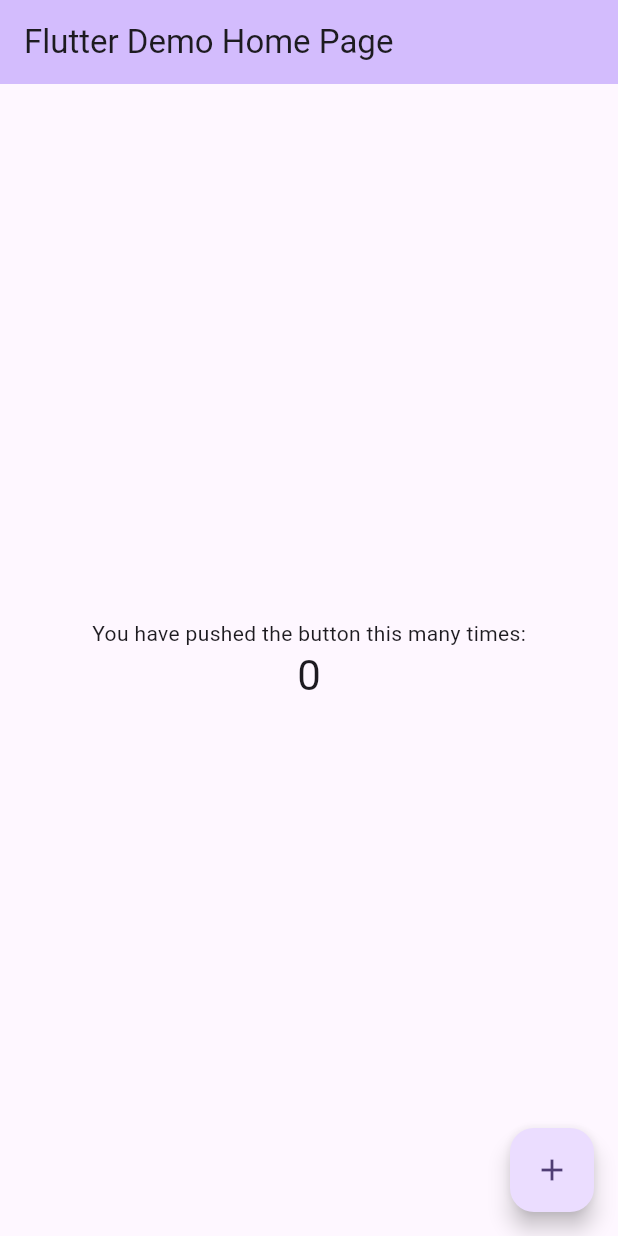
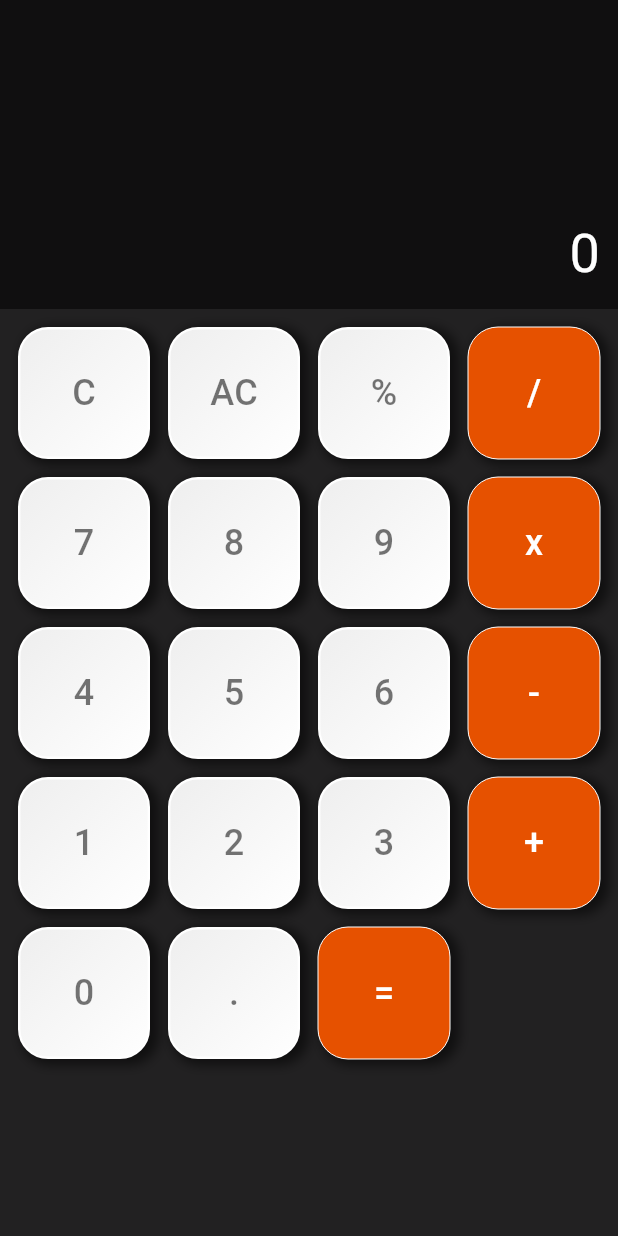
Before and after one commit to Sonu-Hansda/kalculator, a Flutter app: the screen it shows after launch, on a phone screen of 412 x 824 dp. Run offline on Flutter 3.47's test engine with Material 3 defaults, Android fonts, the phone set to English and light mode, and no system bars.

Commit message:
added outline design

```diff
--- a/lib/main.dart
+++ b/lib/main.dart
@@ -1,4 +1,5 @@
 import 'package:flutter/material.dart';
+import 'package:kalculator/screens/calculator.dart';
 
 void main() {
   runApp(const MyApp());
@@ -7,119 +8,16 @@
 class MyApp extends StatelessWidget {
   const MyApp({super.key});
 
-  // This widget is the root of your application.
   @override
   Widget build(BuildContext context) {
     return MaterialApp(
-      title: 'Flutter Demo',
+      title: 'Kalculator',
+      debugShowCheckedModeBanner: false,
       theme: ThemeData(
-        // This is the theme of your application.
-        //
-        // TRY THIS: Try running your application with "flutter run". You'll see
-        // the application has a purple toolbar. Then, without quitting the app,
-        // try changing the seedColor in the colorScheme below to Colors.green
-        // and then invoke "hot reload" (save your changes or press the "hot
-        // reload" button in a Flutter-supported IDE, or press "r" if you used
-        // the command line to start the app).
-        //
-        // Notice that the counter didn't reset back to zero; the application
-        // state is not lost during the reload. To reset the state, use hot
-        // restart instead.
-        //
-        // This works for code too, not just values: Most code changes can be
-        // tested with just a hot reload.
         colorScheme: ColorScheme.fromSeed(seedColor: Colors.deepPurple),
         useMaterial3: true,
       ),
-      home: const MyHomePage(title: 'Flutter Demo Home Page'),
+      home: const Calculator(),
     );
   }
 }
-
-class MyHomePage extends StatefulWidget {
-  const MyHomePage({super.key, required this.title});
-
-  // This widget is the home page of your application. It is stateful, meaning
-  // that it has a State object (defined below) that contains fields that affect
-  // how it looks.
-
-  // This class is the configuration for the state. It holds the values (in this
-  // case the title) provided by the parent (in this case the App widget) and
-  // used by the build method of the State. Fields in a Widget subclass are
-  // always marked "final".
-
-  final String title;
-
-  @override
-  State<MyHomePage> createState() => _MyHomePageState();
-}
-
-class _MyHomePageState extends State<MyHomePage> {
-  int _counter = 0;
-
-  void _incrementCounter() {
-    setState(() {
-      // This call to setState tells the Flutter framework that something has
-      // changed in this State, which causes it to rerun the build method below
-      // so that the display can reflect the updated values. If we changed
-      // _counter without calling setState(), then the build method would not be
-      // called again, and so nothing would appear to happen.
-      _counter++;
-    });
-  }
-
-  @override
-  Widget build(BuildContext context) {
-    // This method is rerun every time setState is called, for instance as done
-    // by the _incrementCounter method above.
-    //
-    // The Flutter framework has been optimized to make rerunning build methods
-    // fast, so that you can just rebuild anything that needs updating rather
-    // than having to individually change instances of widgets.
-    return Scaffold(
-      appBar: AppBar(
-        // TRY THIS: Try changing the color here to a specific color (to
-        // Colors.amber, perhaps?) and trigger a hot reload to see the AppBar
-        // change color while the other colors stay the same.
-        backgroundColor: Theme.of(context).colorScheme.inversePrimary,
-        // Here we take the value from the MyHomePage object that was created by
-        // the App.build method, and use it to set our appbar title.
-        title: Text(widget.title),
-      ),
-      body: Center(
-        // Center is a layout widget. It takes a single child and positions it
-        // in the middle of the parent.
-        child: Column(
-          // Column is also a layout widget. It takes a list of children and
-          // arranges them vertically. By default, it sizes itself to fit its
-          // children horizontally, and tries to be as tall as its parent.
-          //
-          // Column has various properties to control how it sizes itself and
-          // how it positions its children. Here we use mainAxisAlignment to
-          // center the children vertically; the main axis here is the vertical
-          // axis because Columns are vertical (the cross axis would be
-          // horizontal).
-          //
-          // TRY THIS: Invoke "debug painting" (choose the "Toggle Debug Paint"
-          // action in the IDE, or press "p" in the console), to see the
-          // wireframe for each widget.
-          mainAxisAlignment: MainAxisAlignment.center,
-          children: <Widget>[
-            const Text(
-              'You have pushed the button this many times:',
-            ),
-            Text(
-              '$_counter',
-              style: Theme.of(context).textTheme.headlineMedium,
-            ),
-          ],
-        ),
-      ),
-      floatingActionButton: FloatingActionButton(
-        onPressed: _incrementCounter,
-        tooltip: 'Increment',
-        child: const Icon(Icons.add),
-      ), // This trailing comma makes auto-formatting nicer for build methods.
-    );
-  }
-}
--- /dev/null
+++ b/lib/screens/calculator.dart
@@ -0,0 +1,74 @@
+import 'package:flutter/material.dart';
+import 'package:kalculator/widgets/custom_button.dart';
+
+class Calculator extends StatefulWidget {
+  const Calculator({super.key});
+
+  @override
+  State<Calculator> createState() => _CalculatorState();
+}
+
+class _CalculatorState extends State<Calculator> {
+  @override
+  Widget build(BuildContext context) {
+    return Scaffold(
+      body: Container(
+        height: MediaQuery.of(context).size.height,
+        width: MediaQuery.of(context).size.width,
+        decoration: const BoxDecoration(
+          color: Colors.black87,
+        ),
+        child: SafeArea(
+          child: Column(
+            children: [
+              Container(
+                width: MediaQuery.of(context).size.width,
+                height: MediaQuery.of(context).size.height / 4,
+                alignment: Alignment.bottomRight,
+                padding: const EdgeInsets.all(12),
+                decoration: const BoxDecoration(
+                  color: Colors.black54,
+                ),
+                child: const Text(
+                  '0',
+                  style: TextStyle(color: Colors.white, fontSize: 36),
+                ),
+              ),
+              Expanded(
+                flex: 1,
+                child: GridView.count(
+                  physics: const NeverScrollableScrollPhysics(),
+                  crossAxisCount: 4,
+                  mainAxisSpacing: 12,
+                  crossAxisSpacing: 12,
+                  padding: const EdgeInsets.all(12),
+                  children: const [
+                    CustomButton(label: 'C'),
+                    CustomButton(label: 'AC'),
+                    CustomButton(label: '%'),
+                    CustomButton(label: '/', isOrange: true),
+                    CustomButton(label: '7'),
+                    CustomButton(label: '8'),
+                    CustomButton(label: '9'),
+                    CustomButton(label: 'x', isOrange: true),
+                    CustomButton(label: '4'),
+                    CustomButton(label: '5'),
+                    CustomButton(label: '6'),
+                    CustomButton(label: '-', isOrange: true),
+                    CustomButton(label: '1'),
+                    CustomButton(label: '2'),
+                    CustomButton(label: '3'),
+                    CustomButton(label: '+', isOrange: true),
+                    CustomButton(label: '0', isWide: true),
+                    CustomButton(label: '.'),
+                    CustomButton(label: '=', isOrange: true),
+                  ],
+                ),
+              ),
+            ],
+          ),
+        ),
+      ),
+    );
+  }
+}
--- /dev/null
+++ b/lib/widgets/custom_button.dart
@@ -0,0 +1,58 @@
+import 'package:flutter/material.dart';
+
+class CustomButton extends StatelessWidget {
+  final String label;
+  final bool isOrange;
+  final bool isWide;
+  // final VoidCallback onPressed;
+
+  const CustomButton({
+    required this.label,
+    this.isWide = false,
+    this.isOrange = false,
+    super.key,
+  });
+
+  @override
+  Widget build(BuildContext context) {
+    return GestureDetector(
+      // onTap: onPressed,
+      child: Container(
+        alignment: Alignment.center,
+        width: isWide ? MediaQuery.of(context).size.width * 0.8 : null,
+        height: 70,
+        decoration: BoxDecoration(
+          border: Border.all(
+            color: Colors.white,
+            width: isOrange ? 0 : 1.6,
+          ),
+          gradient: LinearGradient(
+            begin: Alignment.bottomRight,
+            end: Alignment.topLeft,
+            colors: <Color>[
+              isOrange ? Colors.orange.shade900 : Colors.white,
+              isOrange ? Colors.orange.shade900 : Colors.grey.shade200,
+            ],
+          ),
+          boxShadow: const <BoxShadow>[
+            BoxShadow(
+              blurRadius: 6,
+              spreadRadius: 2,
+              offset: Offset(4, 2),
+              color: Colors.black54,
+            ),
+          ],
+          borderRadius: BorderRadius.circular(20), // Adjusted border radius
+        ),
+        child: Text(
+          label,
+          style: TextStyle(
+            color: isOrange ? Colors.white : Colors.black54,
+            fontSize: 24,
+            fontWeight: FontWeight.w500,
+          ),
+        ),
+      ),
+    );
+  }
+}
```
Also changed, not shown: lib/screens/display.dart (added).
